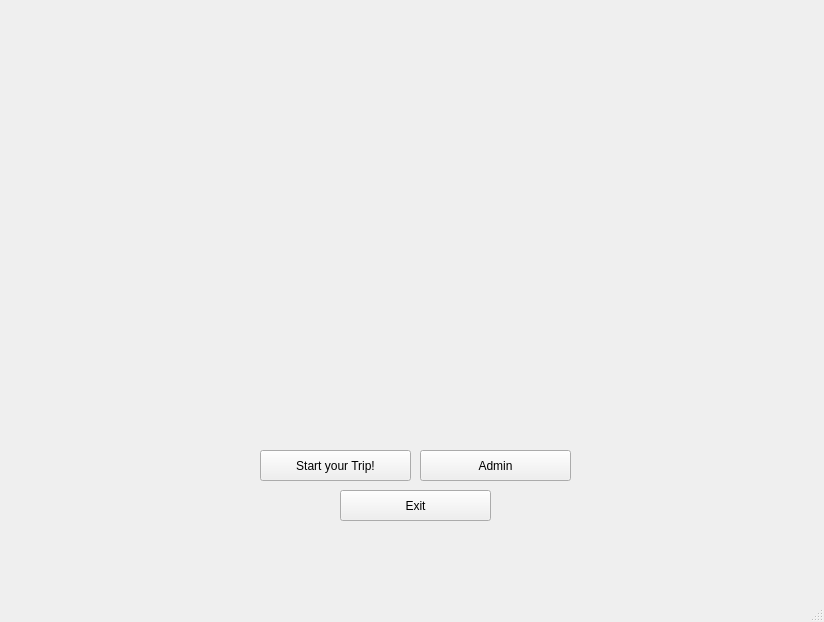
This is CS8project2/mainwindow.ui in pradakev/CS8GroupProject2 as Qt 5 draws it before an edit. The edited form follows.
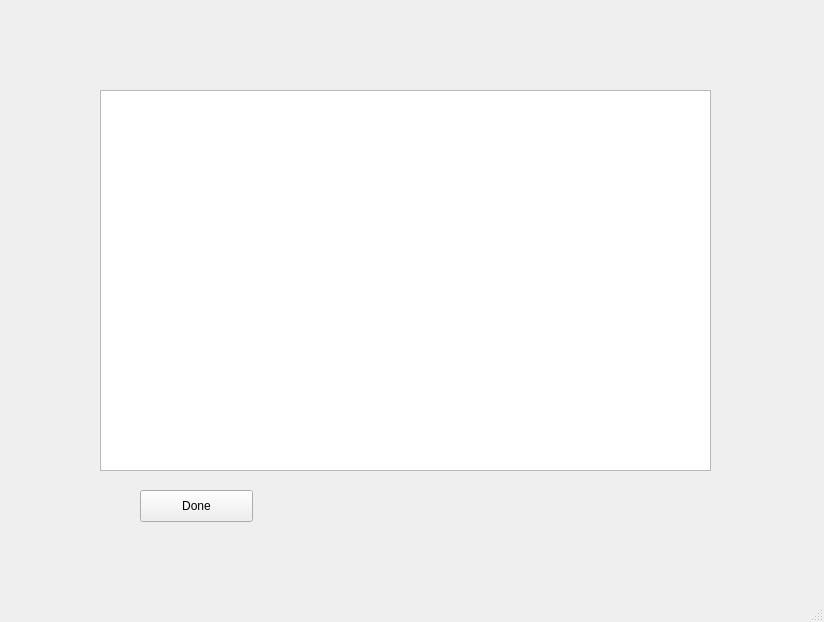
This is the edited form. Icons and pictures are not drawn.

```diff
--- a/CS8project2/mainwindow.ui
+++ b/CS8project2/mainwindow.ui
@@ -24,7 +24,7 @@
      </rect>
     </property>
     <property name="currentIndex">
-     <number>0</number>
+     <number>2</number>
     </property>
     <widget class="QWidget" name="mainMenu">
      <widget class="QLabel" name="mainMenuLabel">
@@ -313,6 +313,31 @@
       </property>
      </widget>
     </widget>
+    <widget class="QWidget" name="stadiumInfoPage">
+     <widget class="QTextBrowser" name="stadiumInfoTextBrowser">
+      <property name="geometry">
+       <rect>
+        <x>90</x>
+        <y>90</y>
+        <width>611</width>
+        <height>381</height>
+       </rect>
+      </property>
+     </widget>
+     <widget class="QPushButton" name="stadiumInfoDoneButton">
+      <property name="geometry">
+       <rect>
+        <x>130</x>
+        <y>490</y>
+        <width>113</width>
+        <height>32</height>
+       </rect>
+      </property>
+      <property name="text">
+       <string>Done</string>
+      </property>
+     </widget>
+    </widget>
     <widget class="QWidget" name="mapPlanPg">
      <widget class="QLabel" name="label_13">
       <property name="geometry">
```
